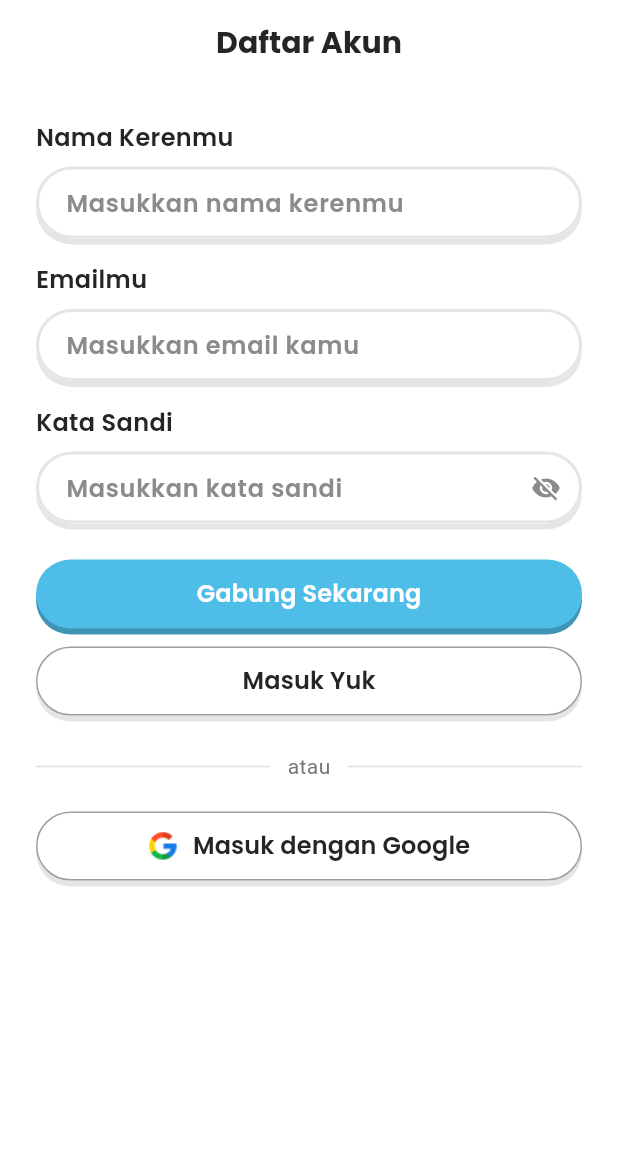
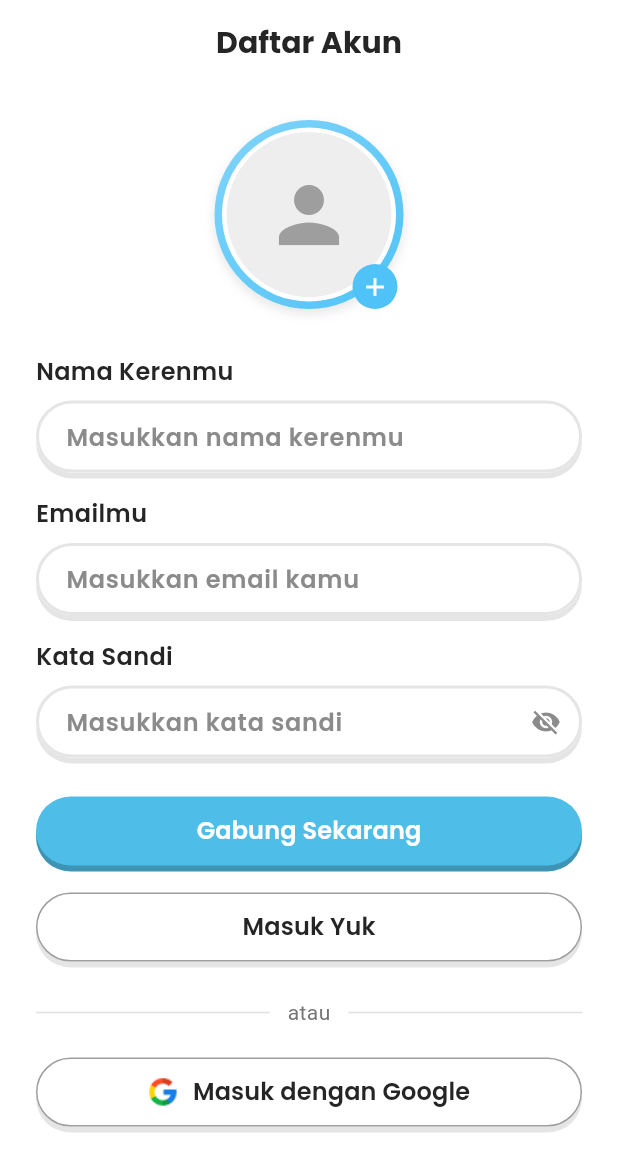
Before and after one commit to chindomiegoreng/mintrix, a Flutter app: the screen it shows after launch, after a tap on "Ayo Mulai Sekarang", on a phone screen of 412 x 824 dp. Shown: the top 1172 px of the screen. Run offline on Flutter 3.47's test engine with Material 3 defaults, Android fonts, the phone set to English and light mode, and no system bars; our stand-ins replace bloc, equatable, flutter_bloc, flutter_svg, google_fonts, image_picker and 1 more; missing offline and left inert: radar_chart; project files that could hold a hidden picture were left out.

Commit message:
Updated : Register with Photo Upload

```diff
--- a/lib/features/auth/presentation/pages/register_page.dart
+++ b/lib/features/auth/presentation/pages/register_page.dart
@@ -1,5 +1,7 @@
+import 'dart:io';
 import 'package:flutter/material.dart';
 import 'package:flutter_bloc/flutter_bloc.dart';
+import 'package:image_picker/image_picker.dart';
 import 'package:mintrix/widgets/buttons.dart';
 import 'package:mintrix/widgets/form.dart';
 import '../bloc/auth_bloc.dart';
@@ -17,6 +19,20 @@ class _RegisterPageState extends State<RegisterPage> {
   final _usernameController = TextEditingController();
   final _emailController = TextEditingController();
   final _passwordController = TextEditingController();
+  File? _profileImage;
+
+  Future<void> _pickImage() async {
+    final picker = ImagePicker();
+    final picked = await picker.pickImage(
+      source: ImageSource.gallery,
+      imageQuality: 85,
+    );
+    if (picked != null) {
+      setState(() {
+        _profileImage = File(picked.path);
+      });
+    }
+  }
 
   @override
   Widget build(BuildContext context) {
@@ -49,8 +65,72 @@ class _RegisterPageState extends State<RegisterPage> {
         child: SingleChildScrollView(
           padding: const EdgeInsets.all(24.0),
           child: Column(
-            crossAxisAlignment: CrossAxisAlignment.start,
+            crossAxisAlignment: CrossAxisAlignment.center,
             children: [
+              Stack(
+                alignment: Alignment.bottomRight,
+                children: [
+                  Container(
+                    padding: const EdgeInsets.all(5),
+                    decoration: BoxDecoration(
+                      shape: BoxShape.circle,
+                      gradient: const LinearGradient(
+                        colors: [Color(0xFF81D4FA), Color(0xFF4FC3F7)],
+                        begin: Alignment.topLeft,
+                        end: Alignment.bottomRight,
+                      ),
+                      boxShadow: [
+                        BoxShadow(
+                          color: Colors.black.withOpacity(0.1),
+                          blurRadius: 6,
+                          offset: const Offset(0, 3),
+                        ),
+                      ],
+                    ),
+                    child: Container(
+                      padding: const EdgeInsets.all(3),
+                      decoration: BoxDecoration(
+                        color: Colors.white,
+                        shape: BoxShape.circle,
+                      ),
+                      child: CircleAvatar(
+                        radius: 55,
+                        backgroundColor: Colors.grey[200],
+                        backgroundImage: _profileImage != null
+                            ? FileImage(_profileImage!)
+                            : null,
+                        child: _profileImage == null
+                            ? const Icon(
+                                Icons.person,
+                                size: 60,
+                                color: Colors.grey,
+                              )
+                            : null,
+                      ),
+                    ),
+                  ),
+                  Positioned(
+                    bottom: 0,
+                    right: 4,
+                    child: InkWell(
+                      onTap: _pickImage,
+                      child: Container(
+                        padding: const EdgeInsets.all(5),
+                        decoration: const BoxDecoration(
+                          color: Color(0xFF4FC3F7),
+                          shape: BoxShape.circle,
+                        ),
+                        child: const Icon(
+                          Icons.add,
+                          color: Colors.white,
+                          size: 20,
+                        ),
+                      ),
+                    ),
+                  ),
+                ],
+              ),
+              const SizedBox(height: 30),
               CustomFormField(
                 title: 'Nama Kerenmu',
                 type: FormFieldType.text,
@@ -64,9 +144,10 @@ class _RegisterPageState extends State<RegisterPage> {
                 },
               ),
               const SizedBox(height: 16),
+
               CustomFormField(
                 title: 'Emailmu',
-                controller: _usernameController,
+                controller: _emailController,
                 hintText: 'Masukkan email kamu',
                 validator: (value) {
                   if (value == null || value.isEmpty) {
@@ -76,6 +157,7 @@ class _RegisterPageState extends State<RegisterPage> {
                 },
               ),
               const SizedBox(height: 16),
+
               CustomFormField(
                 title: 'Kata Sandi',
                 type: FormFieldType.password,
@@ -88,9 +170,8 @@ class _RegisterPageState extends State<RegisterPage> {
                   return null;
                 },
               ),
-              const SizedBox(height: 24),
+              const SizedBox(height: 26),
 
-              // 🔹 Tombol Register
               CustomFilledButton(
                 title: 'Gabung Sekarang',
                 variant: ButtonColorVariant.blue,
@@ -104,9 +185,7 @@ class _RegisterPageState extends State<RegisterPage> {
                   );
                 },
               ),
-              const SizedBox(height: 12),
-
-              // 🔹 Tombol ke halaman login
+              const SizedBox(height: 18),
               CustomFilledButton(
                 title: 'Masuk Yuk',
                 variant: ButtonColorVariant.white,
--- a/lib/features/daily_notes/persentation/add_edit_note_page.dart
+++ b/lib/features/daily_notes/persentation/add_edit_note_page.dart
@@ -121,7 +121,7 @@ class _AddEditNotePageState extends State<AddEditNotePage> {
         ],
       ),
       body: Padding(
-        padding: const EdgeInsets.all(24.0),
+        padding: const EdgeInsets.fromLTRB(24, 8, 24, 16),
         child: Column(
           crossAxisAlignment: CrossAxisAlignment.start,
           children: [
@@ -129,7 +129,7 @@ class _AddEditNotePageState extends State<AddEditNotePage> {
               'Tuliskan Pengalamanmu',
               style: TextStyle(fontSize: 20, fontWeight: FontWeight.w600),
             ),
-            const SizedBox(height: 16),
+            const SizedBox(height: 8),
             Expanded(
               child: TextField(
                 controller: _contentController,
--- a/lib/features/splash/presentation/pages/splash_page.dart
+++ b/lib/features/splash/presentation/pages/splash_page.dart
@@ -25,7 +25,7 @@ class _SplashPageState extends State<SplashPage> {
     return Scaffold(
       backgroundColor: Colors.white,
       body: Center(
-        child: Image.asset('assets/images/logo_mintrix.png', width: 200),
+        child: Image.asset('assets/images/logo_mintrix.png', width: 265),
       ),
     );
   }
--- a/lib/main.dart
+++ b/lib/main.dart
@@ -35,12 +35,11 @@ class MyApp extends StatelessWidget {
       child: MaterialApp(
         debugShowCheckedModeBanner: false,
         theme: ThemeData(
-          // reusable app bar
           scaffoldBackgroundColor: lightBackgoundColor,
           appBarTheme: AppBarTheme(
             backgroundColor: lightBackgoundColor,
             surfaceTintColor:
-                lightBackgoundColor, // ketika scroll appbar akan berada di lightbackgroundcolor
+                lightBackgoundColor,
             elevation: 0, // shadow
             centerTitle: true,
             iconTheme: IconThemeData(color: primaryColor),
@@ -55,7 +54,7 @@ class MyApp extends StatelessWidget {
           '/': (context) => const SplashPage(),
           '/get-started': (context) => const GetStartedPage(),
           '/login': (context) => const LoginPage(),
-           '/personalization': (context) => const PersonalizationPage(),
+          '/personalization': (context) => const PersonalizationPage(),
           '/register': (context) => const RegisterPage(),
           '/main': (context) => const MainNavigationPage(),
           '/detail-profile': (context) => const DetailProfilePage(),
--- a/lib/widgets/success_toast.dart
+++ b/lib/widgets/success_toast.dart
@@ -64,15 +64,15 @@ class SuccessToast extends StatelessWidget {
               ],
             ),
           ),
-
           const SizedBox(width: 12),
           Expanded(
             child: Text(
               message,
               style: const TextStyle(
                 color: Colors.white,
-                fontWeight: FontWeight.w600,
+                fontWeight: FontWeight.w400,
               ),
+              maxLines: 2,
               overflow: TextOverflow.ellipsis,
             ),
           ),
--- a/pubspec.yaml
+++ b/pubspec.yaml
@@ -49,6 +49,8 @@ dependencies:
   font_awesome_flutter: ^10.9.1
   shared_preferences: ^2.5.3
   intl: ^0.20.2
+  image_picker: ^1.2.0
+  permission_handler: ^12.0.1
 
 dev_dependencies:
   flutter_test:
```
Also changed, not shown: lib/features/home/presentation/pages/home_page.dart (+25 -11 lines), pubspec.lock, 5 other files.
